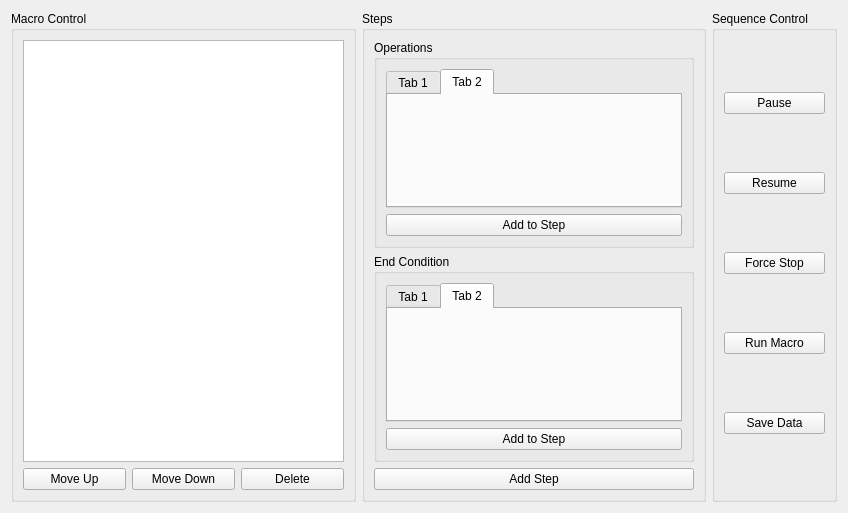
Above: Frontend/GUI/MacroControlWidget/macrocontrolwidget.ui from S2A-Lab/RollerLaminationSoftware before the change. Below: the same form after it.
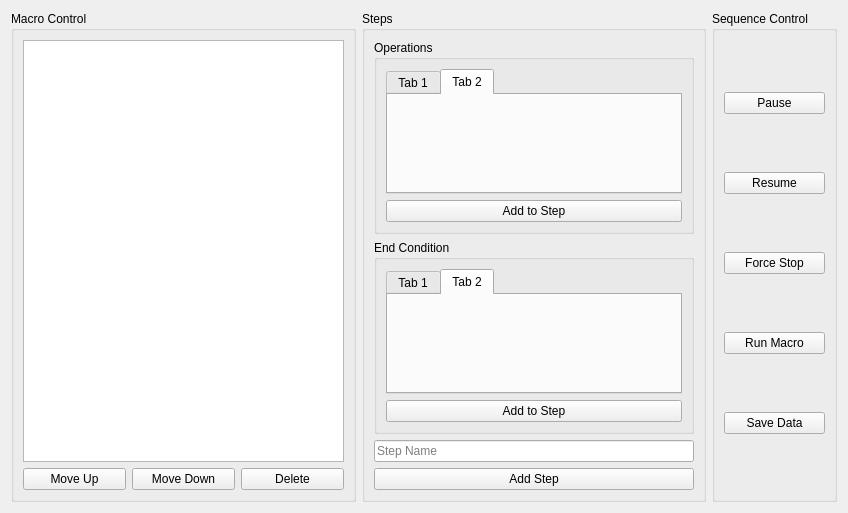
That is the form after the change.

Patch:
```diff
--- a/Frontend/GUI/MacroControlWidget/macrocontrolwidget.ui
+++ b/Frontend/GUI/MacroControlWidget/macrocontrolwidget.ui
@@ -123,6 +123,16 @@
         </layout>
        </widget>
       </item>
+      <item>
+       <widget class="QLineEdit" name="StepNameLineEdit">
+        <property name="inputMask">
+         <string/>
+        </property>
+        <property name="placeholderText">
+         <string>Step Name</string>
+        </property>
+       </widget>
+      </item>
       <item>
        <widget class="QPushButton" name="AddStepBtn">
         <property name="text">
```
